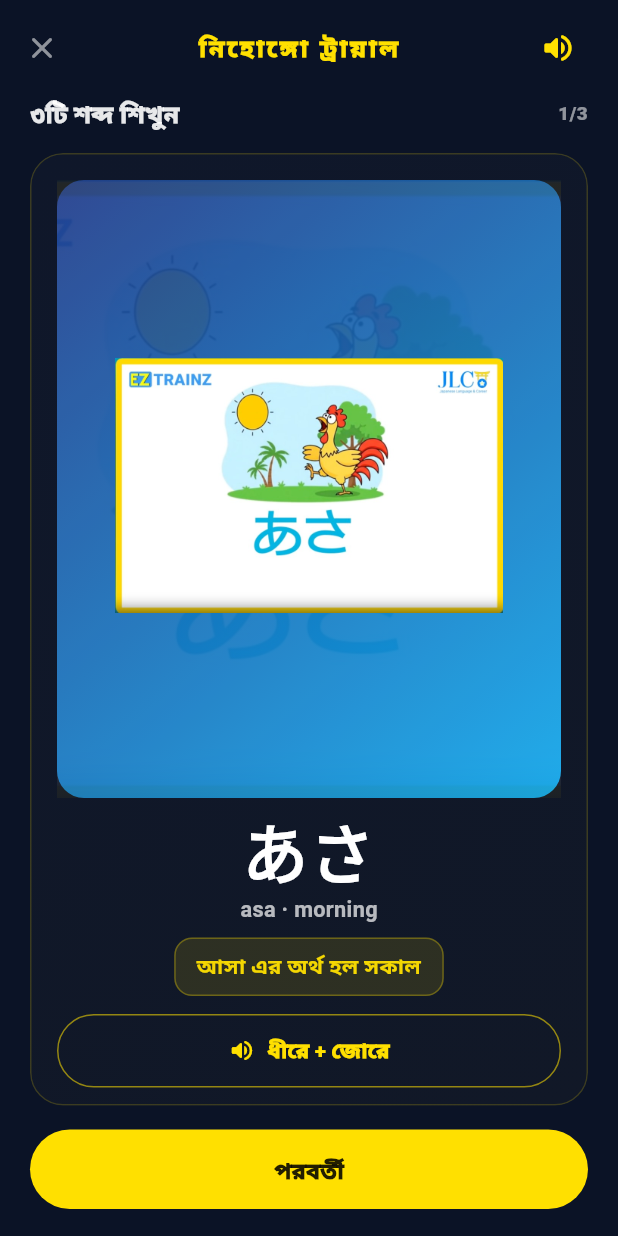
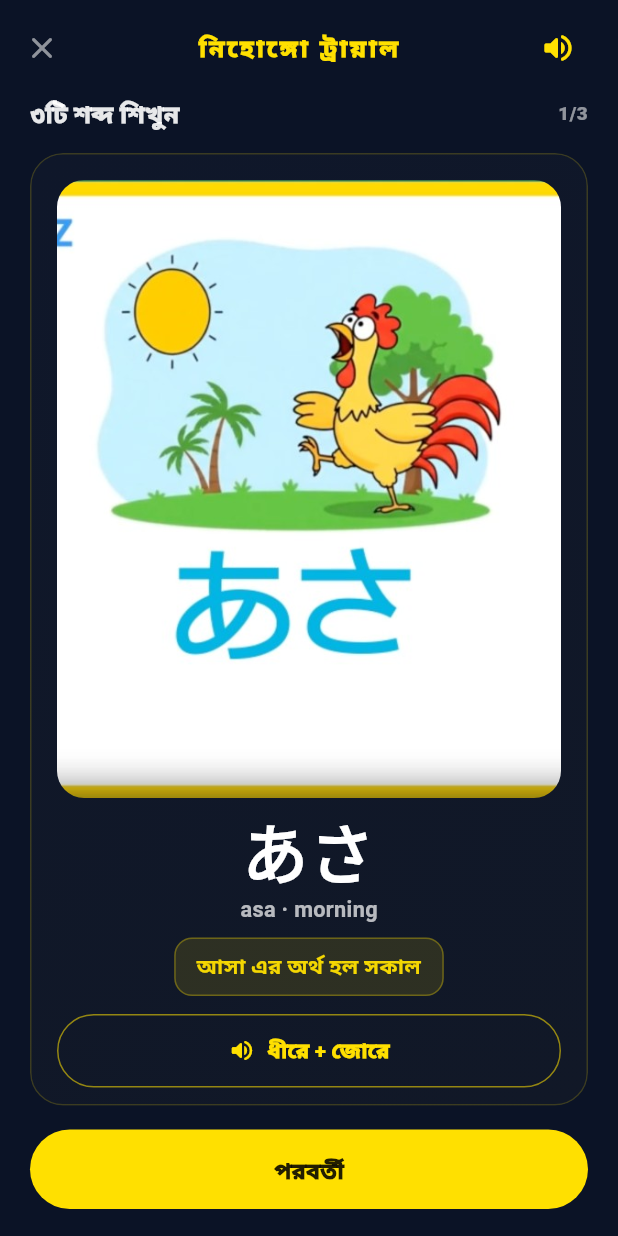
Before and after one commit to Faiaaz/EdTech-language-learning, a Flutter app: the NihongoTrialGameScreen screen opened directly, on a phone screen of 412 x 824 dp. Run offline on Flutter 3.47's test engine with Material 3 defaults, Android fonts, the phone set to English and light mode, and no system bars; our stand-ins replace confetti, flutter_secure_storage, flutter_tts, font_awesome_flutter, get, image_picker and 3 more; accounts and stored records are empty; network calls fail.

Commit message:
Simplify trial game: single full-bleed image per card
Removes the background+foreground image-over-image pattern in both
lesson slides and quiz cards. Each card now shows one full cover image.
Also removes the unused pulse animation controller.

https://claude.ai/code/session_01LzffNYmMNsKyEhz5dWrvv4

```diff
--- a/lib/screens/nihongo_trial_game_screen.dart
+++ b/lib/screens/nihongo_trial_game_screen.dart
@@ -24,7 +24,6 @@ class _NihongoTrialGameScreenState extends State<NihongoTrialGameScreen>
   late final PageController _pages;
 
   late final ConfettiController _confetti;
-  late final AnimationController _pulse;
 
   int _page = 0;
   bool _quizMode = false;
@@ -65,10 +64,6 @@ class _NihongoTrialGameScreenState extends State<NihongoTrialGameScreen>
     super.initState();
     _pages = PageController();
     _confetti = ConfettiController(duration: const Duration(seconds: 2));
-    _pulse = AnimationController(
-      vsync: this,
-      duration: const Duration(milliseconds: 1200),
-    )..repeat(reverse: true);
     _setupTts();
     WidgetsBinding.instance.addPostFrameCallback((_) => _speakCurrent());
   }
@@ -116,7 +111,6 @@ class _NihongoTrialGameScreenState extends State<NihongoTrialGameScreen>
     _pages.dispose();
     _tts.stop();
     _confetti.dispose();
-    _pulse.dispose();
     super.dispose();
   }
 
@@ -330,7 +324,6 @@ class _NihongoTrialGameScreenState extends State<NihongoTrialGameScreen>
               padding: const EdgeInsets.fromLTRB(18, 18, 18, 12),
               child: _VocabSlide(
                 vocab: item,
-                pulse: _pulse,
                 onSpeak: _speakCurrent,
                 onSpeakEmphasize: () => _speakCurrent(emphasize: true),
               ),
@@ -396,36 +389,14 @@ class _NihongoTrialGameScreenState extends State<NihongoTrialGameScreen>
               const SizedBox(height: 14),
               Expanded(
                 child: Container(
-                  decoration: BoxDecoration(
+                  child: ClipRRect(
                     borderRadius: BorderRadius.circular(18),
-                    gradient: const LinearGradient(
-                      colors: [Color(0xFF1E3A8A), Color(0xFF0EA5E9)],
-                      begin: Alignment.topLeft,
-                      end: Alignment.bottomRight,
-                    ),
-                  ),
-                  child: Stack(
-                    children: [
-                      Positioned.fill(
-                        child: Opacity(
-                          opacity: 0.10,
                     child: Image.asset(
                       q.image,
                       fit: BoxFit.cover,
+                      width: double.infinity,
+                      height: double.infinity,
                     ),
-                        ),
-                      ),
-                      Center(
-                        child: Padding(
-                          padding: const EdgeInsets.all(18),
-                          child: Image.asset(
-                            q.image,
-                            height: 150,
-                            fit: BoxFit.contain,
-                          ),
-                        ),
-                      ),
-                    ],
                   ),
                 ),
               ),
@@ -575,13 +546,11 @@ class _QuizHeader extends StatelessWidget {
 class _VocabSlide extends StatelessWidget {
   const _VocabSlide({
     required this.vocab,
-    required this.pulse,
     required this.onSpeak,
     required this.onSpeakEmphasize,
   });
 
   final _Vocab vocab;
-  final Animation<double> pulse;
   final VoidCallback onSpeak;
   final VoidCallback onSpeakEmphasize;
 
@@ -592,39 +561,13 @@ class _VocabSlide extends StatelessWidget {
     return Column(
       children: [
         Expanded(
-          child: Container(
-            width: double.infinity,
-            decoration: BoxDecoration(
+          child: ClipRRect(
             borderRadius: BorderRadius.circular(18),
-              gradient: const LinearGradient(
-                colors: [Color(0xFF1E3A8A), Color(0xFF0EA5E9)],
-                begin: Alignment.topLeft,
-                end: Alignment.bottomRight,
-              ),
-            ),
-            child: Stack(
-              children: [
-                Positioned.fill(
-                  child: Opacity(
-                    opacity: 0.08,
-                    child: Image.asset(vocab.image, fit: BoxFit.cover),
-                  ),
-                ),
-                Center(
-                  child: AnimatedBuilder(
-                    animation: pulse,
-                    builder: (_, child) => Transform.translate(
-                      offset: Offset(0, -6 * pulse.value),
-                      child: child,
-                    ),
             child: Image.asset(
               vocab.image,
-                      height: 170,
-                      fit: BoxFit.contain,
-                    ),
-                  ),
-                ),
-              ],
+              fit: BoxFit.cover,
+              width: double.infinity,
+              height: double.infinity,
             ),
           ),
         ),
```
Lines whose indentation alone changed are shown as unchanged.
